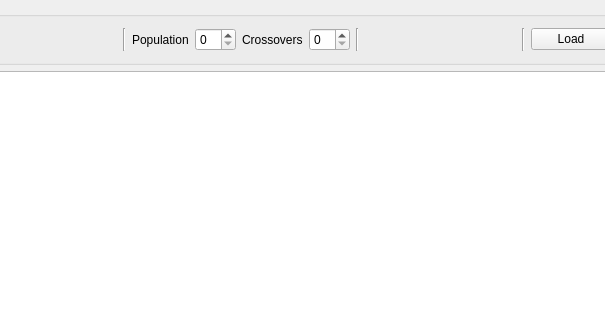
The window that MainWindow.ui (konserw/jobshop) describes before a commit, drawn with Qt 5; both pictures show x 356 to 961 and y 0 to 320 of the 1164 by 495 pixel window.
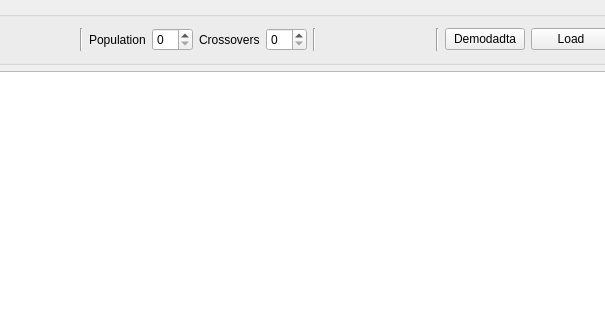
The same window after the commit.

Commit message: demodata button - fill operations with random values

What changed in the file:
```diff
--- a/MainWindow.ui
+++ b/MainWindow.ui
@@ -115,6 +115,13 @@
          </property>
         </widget>
        </item>
+       <item>
+        <widget class="QPushButton" name="demodataButton">
+         <property name="text">
+          <string>Demodadta</string>
+         </property>
+        </widget>
+       </item>
        <item>
         <widget class="QPushButton" name="importButton">
          <property name="text">
```
The commit also changes 3 other files.
